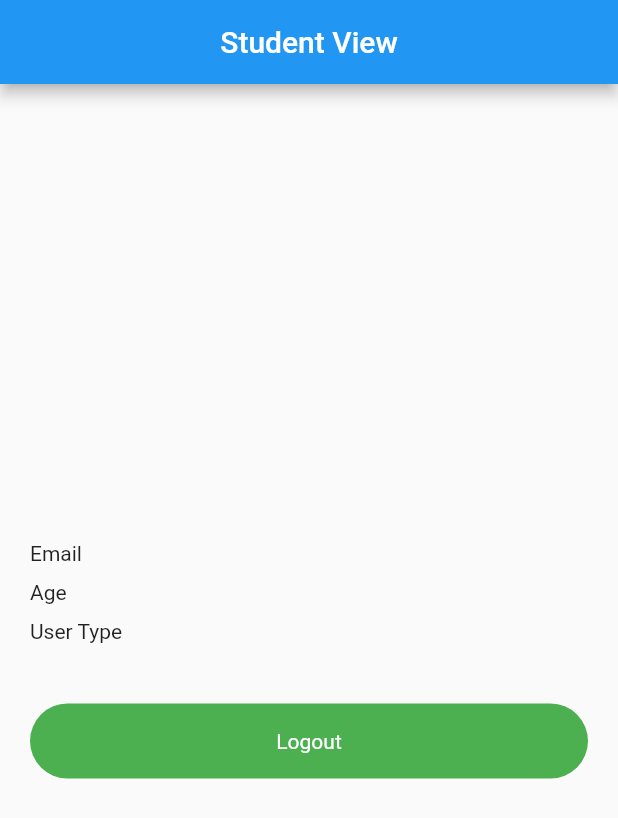
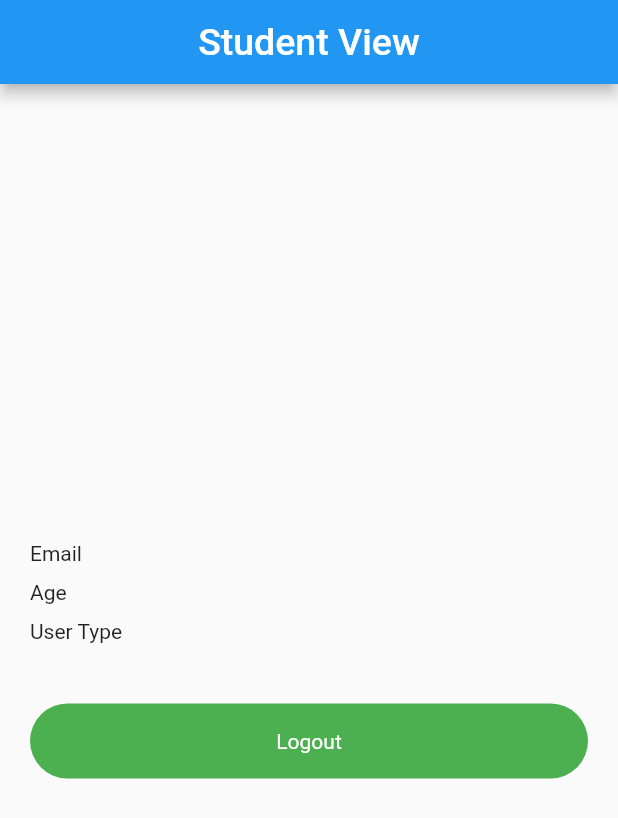
Before and after one commit to musamairshad/Multi-Role-Base-App, a Flutter app: the StudentScreen screen opened by its route, on a phone screen of 412 x 824 dp. Shown: the top 818 px of the screen. Run offline on Flutter 3.47's test engine with Material 2 defaults, Android fonts, the phone set to English and light mode, and no system bars; our stand-ins replace shared_preferences; accounts and stored records are empty; network calls fail.

Commit message:
modified student_screen.dart

```diff
--- a/lib/student_screen.dart
+++ b/lib/student_screen.dart
@@ -31,7 +31,10 @@ class _StudentScreenState extends State<StudentScreen> {
   Widget build(BuildContext context) {
     return Scaffold(
       appBar: AppBar(
-        title: const Text('Student View'),
+        title: const Text('Student View',style: TextStyle(
+          fontSize: 25,
+        ),
+        ),
         centerTitle: true,
         automaticallyImplyLeading: false,
       ),
```
